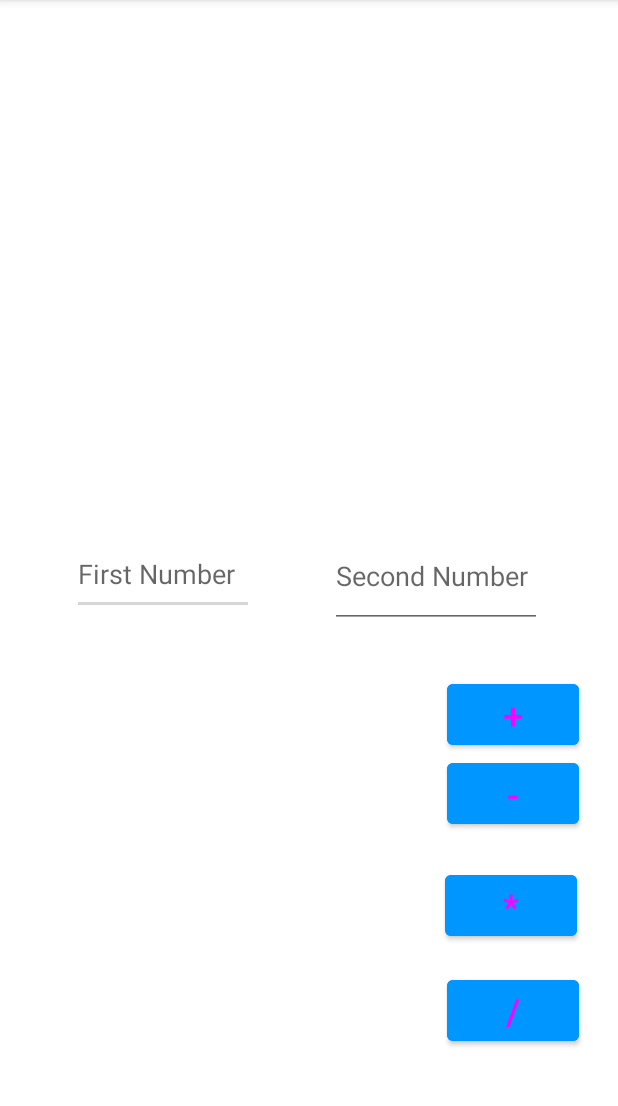
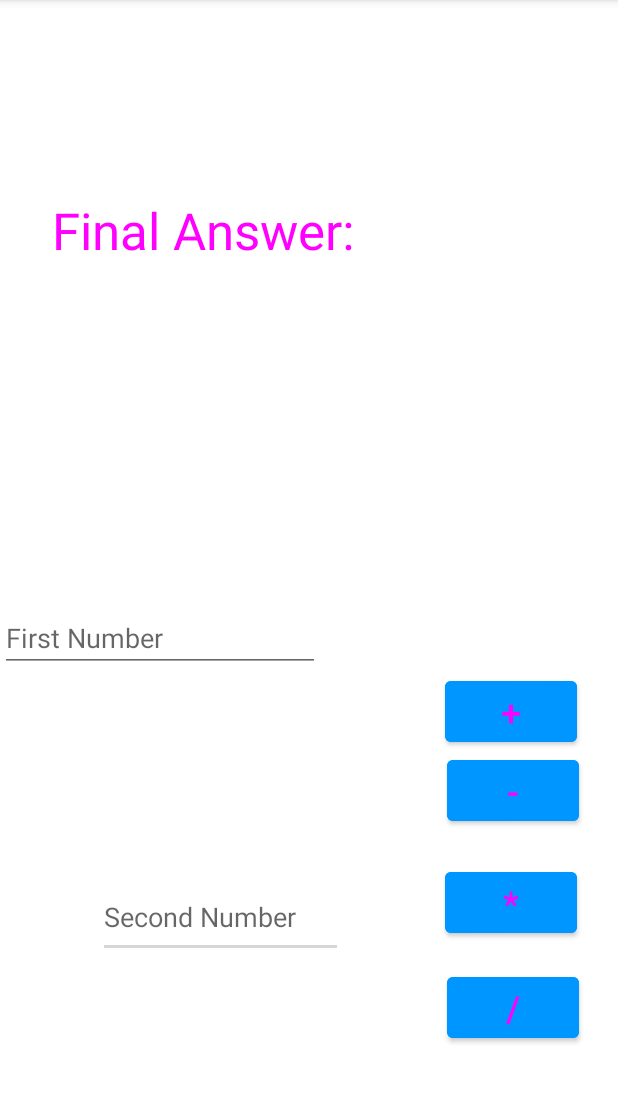
Before and after one commit to dwijb16/MyCalculatorApp, an Android app: the screen it shows after launch (MainActivity), on a phone screen of 412 x 824 dp, the part 84-1190 px from its top. Run offline under Robolectric (Android 15) with nearby library versions, the phone set to English and light mode, and no system bars.

Commit message:
8-23-22 Add other stuff at home

```diff
--- a/app/src/main/res/layout/activity_main.xml
+++ b/app/src/main/res/layout/activity_main.xml
@@ -5,6 +5,21 @@
     android:layout_width="match_parent"
     android:layout_height="match_parent"
     tools:context=".MainActivity">
+
+    <EditText
+        android:id="@+id/SecondNum"
+        android:layout_width="163dp"
+        android:layout_height="54dp"
+        android:layout_marginTop="112dp"
+        android:ems="10"
+        android:hint="Second Number"
+        android:inputType="textPersonName"
+        app:layout_constraintBottom_toBottomOf="parent"
+        app:layout_constraintEnd_toEndOf="parent"
+        app:layout_constraintHorizontal_bias="0.262"
+        app:layout_constraintStart_toStartOf="parent"
+        app:layout_constraintTop_toBottomOf="@+id/Result"
+        app:layout_constraintVertical_bias="0.694" />
 
     <Button
         android:id="@+id/addition"
@@ -19,10 +34,10 @@
         android:textSize="24sp"
         app:layout_constraintBottom_toBottomOf="parent"
         app:layout_constraintEnd_toEndOf="parent"
-        app:layout_constraintHorizontal_bias="0.919"
+        app:layout_constraintHorizontal_bias="0.916"
         app:layout_constraintStart_toStartOf="parent"
         app:layout_constraintTop_toTopOf="parent"
-        app:layout_constraintVertical_bias="0.629" />
+        app:layout_constraintVertical_bias="0.626" />
 
     <Button
         android:id="@+id/subtraction"
@@ -73,46 +88,32 @@
         app:layout_constraintTop_toBottomOf="@+id/multiplication"
         app:layout_constraintVertical_bias="0.2" />
 
+    <TextView
+        android:id="@+id/Result"
+        android:layout_width="343dp"
+        android:layout_height="49dp"
+        android:text="Final Answer:"
+        android:textColor="@color/pink"
+        android:textSize="34sp"
+        app:layout_constraintBottom_toBottomOf="parent"
+        app:layout_constraintEnd_toEndOf="parent"
+        app:layout_constraintStart_toStartOf="parent"
+        app:layout_constraintTop_toTopOf="parent"
+        app:layout_constraintVertical_bias="0.182" />
+
     <EditText
-        android:id="@+id/number1"
-        android:layout_width="121dp"
-        android:layout_height="54dp"
+        android:id="@+id/firstNum"
+        android:layout_width="wrap_content"
+        android:layout_height="wrap_content"
+        android:layout_marginTop="144dp"
         android:ems="10"
         android:hint="First Number"
         android:inputType="textPersonName"
-        android:text=""
-        app:layout_constraintBottom_toBottomOf="parent"
-        app:layout_constraintEnd_toEndOf="parent"
-        app:layout_constraintHorizontal_bias="0.165"
+        app:layout_constraintBottom_toTopOf="@+id/addition"
+        app:layout_constraintEnd_toStartOf="@+id/SecondNum"
+        app:layout_constraintHorizontal_bias="0.0"
         app:layout_constraintStart_toStartOf="parent"
-        app:layout_constraintTop_toTopOf="parent"
-        app:layout_constraintVertical_bias="0.499" />
+        app:layout_constraintTop_toBottomOf="@+id/Result"
+        app:layout_constraintVertical_bias="1.0" />
 
-    <EditText
-        android:id="@+id/number2"
-        android:layout_width="141dp"
-        android:layout_height="69dp"
-        android:ems="10"
-        android:hint="Second Number"
-        android:inputType="textPersonName"
-        android:text=""
-        app:layout_constraintBottom_toBottomOf="parent"
-        app:layout_constraintEnd_toEndOf="parent"
-        app:layout_constraintHorizontal_bias="0.814"
-        app:layout_constraintStart_toStartOf="parent"
-        app:layout_constraintTop_toTopOf="parent" />
-
-    <TextView
-        android:id="@+id/Result"
-        android:layout_width="243dp"
-        android:layout_height="85dp"
-        android:text=""
-        android:textColor="@color/pink"
-        android:textSize="48sp"
-        app:layout_constraintBottom_toTopOf="@+id/number1"
-        app:layout_constraintEnd_toEndOf="parent"
-        app:layout_constraintHorizontal_bias="0.761"
-        app:layout_constraintStart_toStartOf="parent"
-        app:layout_constraintTop_toTopOf="parent"
-        app:layout_constraintVertical_bias="0.513" />
 </androidx.constraintlayout.widget.ConstraintLayout>
```
Also changed, not shown: app/src/main/java/com/example/mycalculatorapp/MainActivity.java (+13 -12 lines).
